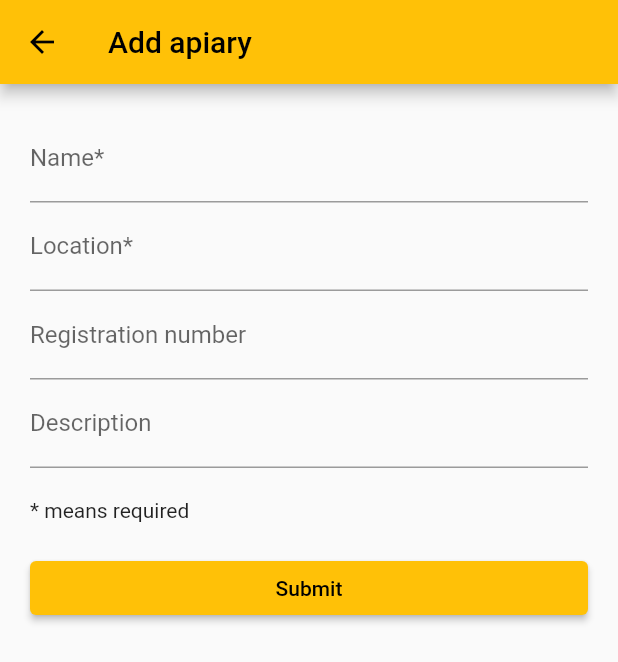
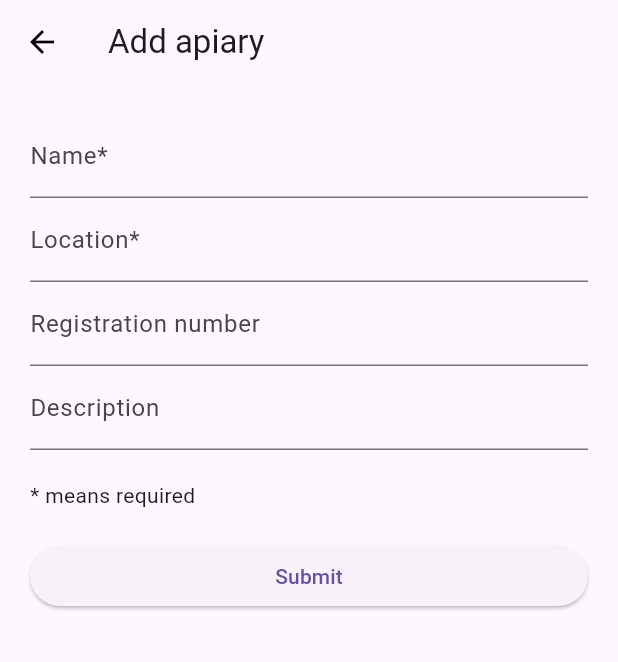
Before and after one commit to Richh7/Bee_up_to_date, a Flutter app: the screen it shows after launch, after a tap on "Apiary", on a phone screen of 412 x 824 dp. Shown: the top 662 px of the screen. Run offline on Flutter 3.47's test engine with Material 2 defaults, Android fonts, the light colour scheme and no system bars.

Commit message:
introduction of material 3, app icon setup

```diff
--- a/lib/home.dart
+++ b/lib/home.dart
@@ -81,7 +81,7 @@ class _MyHomeState extends State<MyHome> {
   Widget build(BuildContext context) {
     return Scaffold(
       appBar: AppBar(
-        leading: const Image(image: AssetImage('assets/bee.jpg')),
+        leading: const Image(image: AssetImage('assets/bee.png')),
         title: Text(
             widget.title,
             style: const TextStyle(fontSize: 26)
--- a/lib/insert_apiary.dart
+++ b/lib/insert_apiary.dart
@@ -23,7 +23,6 @@ class _MyInsertApiaryFormState extends State<MyInsertApiaryForm> {
           icon: const Icon(Icons.arrow_back, color: Colors.black),
         ),
         title: const Text('Add apiary'),
-        backgroundColor: Colors.amber,
       ),
       body: Form(
         key: _formKey,
--- a/lib/main.dart
+++ b/lib/main.dart
@@ -15,7 +15,7 @@ class MyApp extends StatelessWidget {
     return MaterialApp(
       title: 'Bee up to date',
       theme: ThemeData(
-        primarySwatch: Colors.amber,
+        useMaterial3: true,
       ),
       home: const MyHome(title: 'Bee up to date'),
     );
```
Also changed, not shown: pubspec.yaml (+7 -0 lines), assets/bee.jpg (deleted), assets/bee.png (added), assets/bee_app_icon.png (added), pubspec.lock, 5 other files.
